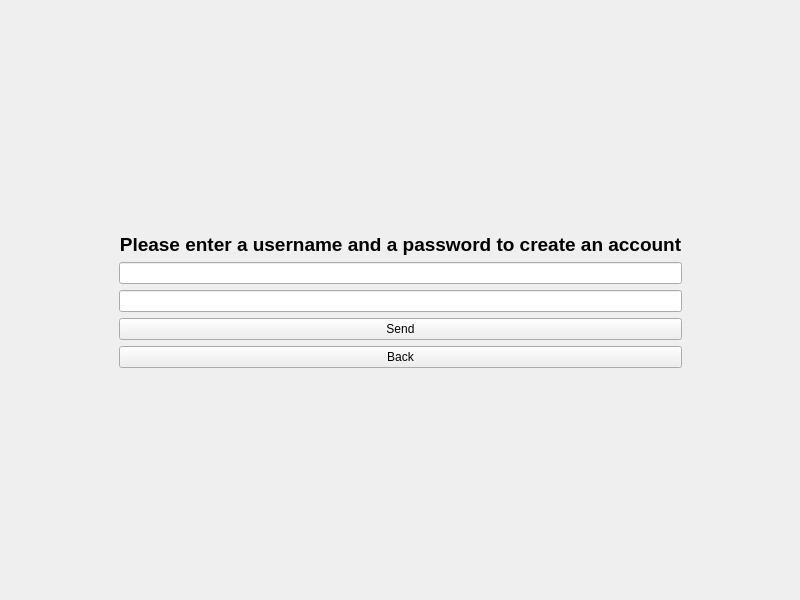
Qt form src/client/graphics/GUI/mainwindow.ui (ulb-info2-group5/Royal-Blocks) before a commit.
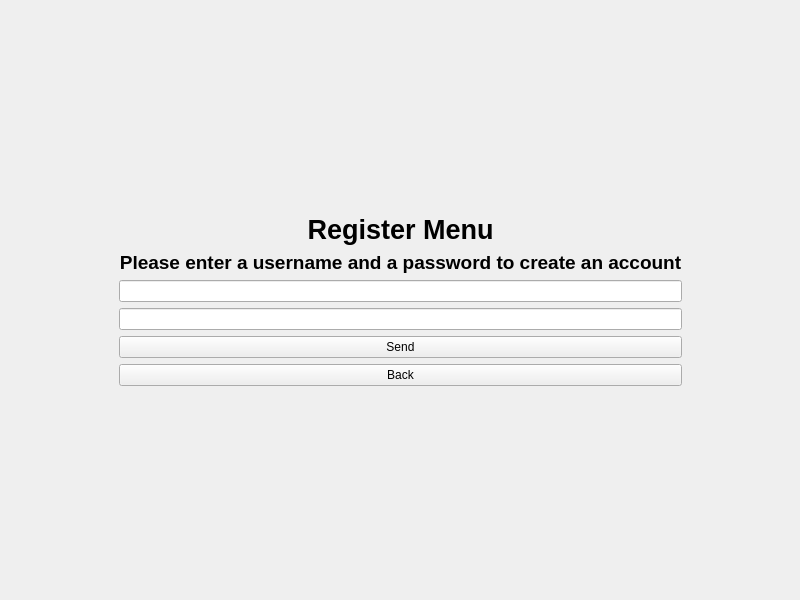
The same form after that commit. The open tabs and pages were chosen to show the change.

Commit message: small change for input.clear in LoginMenu GUI

```diff
--- a/src/client/graphics/GUI/mainwindow.ui
+++ b/src/client/graphics/GUI/mainwindow.ui
@@ -119,6 +119,13 @@
             </property>
            </spacer>
           </item>
+          <item>
+           <widget class="QLabel" name="label_5">
+            <property name="text">
+             <string>&lt;html&gt;&lt;head/&gt;&lt;body&gt;&lt;p align=&quot;center&quot;&gt;&lt;span style=&quot; font-size:20pt; font-weight:700;&quot;&gt;Register Menu&lt;/span&gt;&lt;/p&gt;&lt;/body&gt;&lt;/html&gt;</string>
+            </property>
+           </widget>
+          </item>
           <item>
            <widget class="QLabel" name="label_2">
             <property name="text">
```
Left out of the diff: 7 changed lines with no effect on the pictures. The commit also changes 1 other file.
